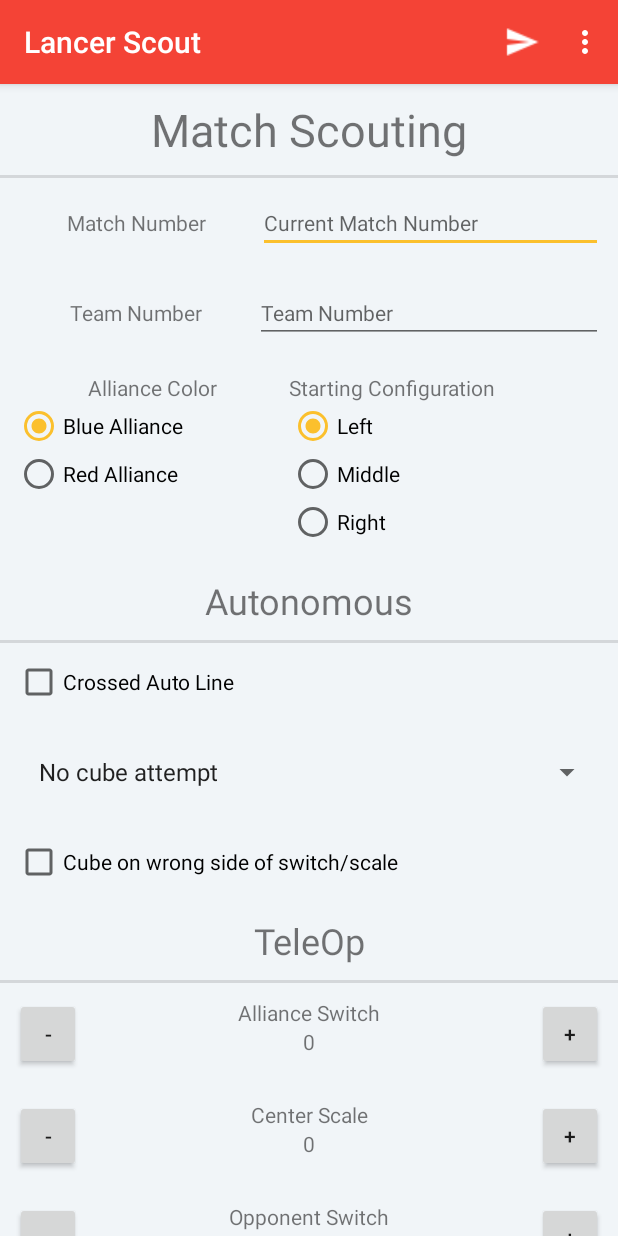
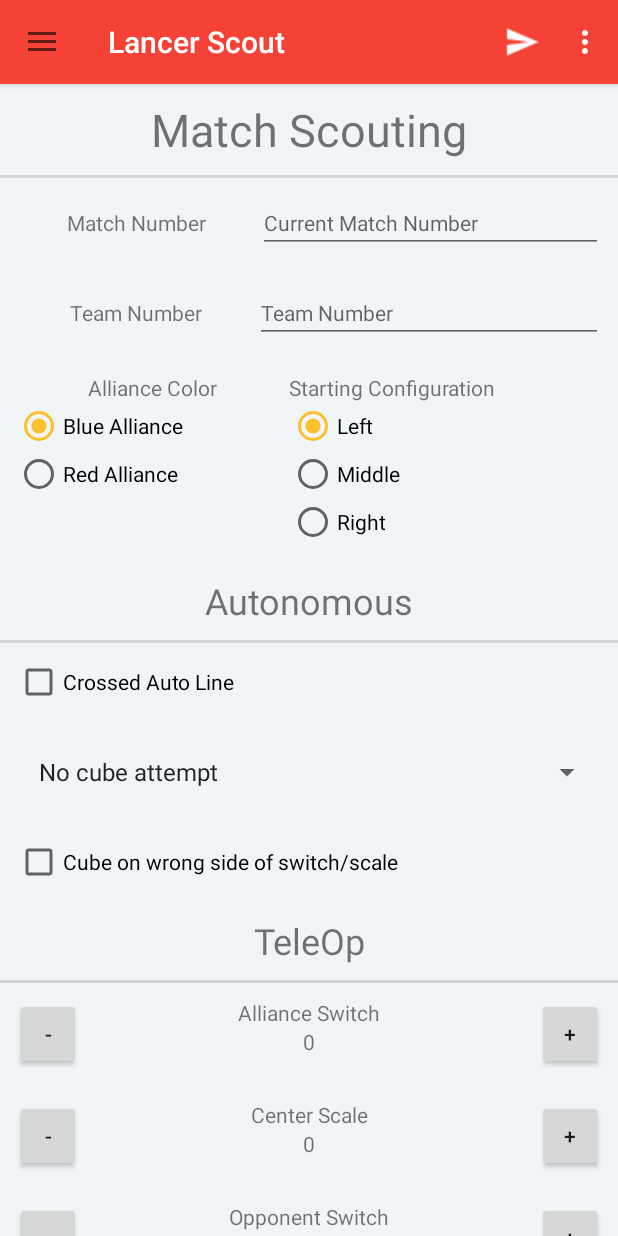
Before and after one commit to RoboLancers/LancerScout, an Android app: the screen it shows after launch (MatchScoutingActivity), on a phone screen of 412 x 824 dp. Run offline under Robolectric (Android 15) with nearby library versions, the phone set to English and light mode, and no system bars.

Commit message:
Add working navigation drawer

```diff
--- a/app/src/main/java/robolancer/com/lancerscout/activities/MatchScoutingActivity.java
+++ b/app/src/main/java/robolancer/com/lancerscout/activities/MatchScoutingActivity.java
@@ -4,14 +4,19 @@ import android.bluetooth.BluetoothAdapter;
 import android.content.Context;
 import android.content.Intent;
 import android.content.SharedPreferences;
+import android.os.Bundle;
+import android.support.design.widget.NavigationView;
+import android.support.v4.widget.DrawerLayout;
+import android.support.v7.app.ActionBarDrawerToggle;
 import android.support.v7.app.AlertDialog;
 import android.support.v7.app.AppCompatActivity;
-import android.os.Bundle;
 import android.support.v7.widget.Toolbar;
 import android.view.Menu;
 import android.view.MenuInflater;
 import android.view.MenuItem;
+import android.view.View;
 import android.view.WindowManager;
+import android.view.inputmethod.InputMethodManager;
 import android.widget.ArrayAdapter;
 import android.widget.Button;
 import android.widget.CheckBox;
@@ -54,16 +59,24 @@ public class MatchScoutingActivity extends AppCompatActivity{
     Toolbar appbar;
 
     Thread bluetoothThread;
+    private DrawerLayout drawerLayout;
+    private ActionBarDrawerToggle toggle;
+    private NavigationView navigationView;
 
     @Override
     protected void onCreate(Bundle savedInstanceState) {
         super.onCreate(savedInstanceState);
         setContentView(R.layout.activity_match_scouting);
 
+        Toast.makeText(this, "Please pair with computer before using app", Toast.LENGTH_LONG).show();
+
         findViews();
-        setupListeners();
 
         setSupportActionBar(appbar);
+        getSupportActionBar().setDisplayHomeAsUpEnabled(true);
+        getSupportActionBar().setHomeButtonEnabled(true);
+
+        setupListeners();
 
         bluetoothAdapter = BluetoothAdapter.getDefaultAdapter();
 
@@ -139,8 +152,19 @@ public class MatchScoutingActivity extends AppCompatActivity{
 
         if(!json.equals("")){
             LancerMatch lancerMatch = gson.fromJson(json, LancerMatch.class);
-            matchNumber.setText(String.valueOf(lancerMatch.getMatchNumber()));
-            teamNumber.setText(String.valueOf(lancerMatch.getTeamNumber()));
+
+            if (lancerMatch.getMatchNumber() > 0) {
+                matchNumber.setText(String.valueOf(lancerMatch.getMatchNumber()));
+            } else {
+                matchNumber.setText("");
+            }
+
+            if (lancerMatch.getTeamNumber() > 0) {
+                teamNumber.setText(String.valueOf(lancerMatch.getTeamNumber()));
+            } else {
+                teamNumber.setText("");
+            }
+
             setRadioAllianceColor(lancerMatch.getColor());
             setRadioStartingConfiguration(lancerMatch.getStartingConfiguration());
             crossedAutoLineBox.setChecked(lancerMatch.getCrossedAutoLine());
@@ -158,6 +182,15 @@ public class MatchScoutingActivity extends AppCompatActivity{
 
     @Override
     public boolean onOptionsItemSelected(MenuItem item) {
+        if (toggle.onOptionsItemSelected(item)) {
+            View view = this.getCurrentFocus();
+            if (view != null) {
+                InputMethodManager imm = (InputMethodManager) getSystemService(Context.INPUT_METHOD_SERVICE);
+                imm.hideSoftInputFromWindow(view.getWindowToken(), 0);
+            }
+            return true;
+        }
+
         switch (item.getItemId()) {
             case R.id.action_send:
 
@@ -194,6 +227,7 @@ public class MatchScoutingActivity extends AppCompatActivity{
                                     .createLancerMatch());
 
                             bluetoothHelper.showPairedBluetoothDevices(true, "MATCH" + json);
+
                             reset();
                         }).show();
                 break;
@@ -224,6 +258,10 @@ public class MatchScoutingActivity extends AppCompatActivity{
     public void onBackPressed(){}
 
     private void findViews(){
+        drawerLayout = findViewById(R.id.activity_main);
+        toggle = new ActionBarDrawerToggle(this, drawerLayout, R.string.Open, R.string.Close);
+        navigationView = findViewById(R.id.nv);
+
         appbar = findViewById(R.id.appbar);
 
         matchNumber = findViewById(R.id.matchNumberInput);
@@ -261,6 +299,25 @@ public class MatchScoutingActivity extends AppCompatActivity{
     }
 
     private void setupListeners(){
+        drawerLayout.addDrawerListener(toggle);
+        toggle.setDrawerIndicatorEnabled(true);
+        toggle.syncState();
+
+        navigationView.setNavigationItemSelectedListener(item -> {
+            switch (item.getItemId()) {
+                case R.id.matchScouting:
+                    Toast.makeText(MatchScoutingActivity.this, "MatchScouting", Toast.LENGTH_LONG).show();
+                    break;
+                case R.id.pitScouting:
+                    Toast.makeText(MatchScoutingActivity.this, "PitScouting", Toast.LENGTH_LONG).show();
+                    break;
+                default:
+                    return false;
+            }
+
+            return true;
+        });
+
         allianceSwitchAdd.setOnClickListener(v -> allianceSwitchText.setText(String.valueOf(Integer.parseInt(allianceSwitchText.getText().toString()) + 1)));
         centerScaleAdd.setOnClickListener(v -> centerScaleText.setText(String.valueOf(Integer.parseInt(centerScaleText.getText().toString()) + 1)));
         opponentSwitchAdd.setOnClickListener(v -> opponentSwitchText.setText(String.valueOf(Integer.parseInt(opponentSwitchText.getText().toString()) + 1)));
@@ -315,8 +372,6 @@ public class MatchScoutingActivity extends AppCompatActivity{
         brokenRobotBox.setChecked(false);
 
         comments.getText().clear();
-
-        matchNumber.requestFocus();
     }
 
     private AllianceColor getAllianceColorFromRadioButtons(){
--- a/app/src/main/java/robolancer/com/lancerscout/bluetooth/BluetoothHelper.java
+++ b/app/src/main/java/robolancer/com/lancerscout/bluetooth/BluetoothHelper.java
@@ -8,8 +8,6 @@ import android.content.ComponentName;
 import android.content.Context;
 import android.content.Intent;
 import android.content.IntentFilter;
-import android.os.Bundle;
-import android.os.Message;
 import android.os.ParcelUuid;
 import android.support.v7.app.AlertDialog;
 import android.util.Log;
@@ -23,8 +21,6 @@ import java.io.OutputStream;
 import java.util.ArrayList;
 import java.util.Set;
 import java.util.UUID;
-
-import robolancer.com.lancerscout.activities.MatchScoutingActivity;
 
 public class BluetoothHelper implements Runnable{
 
--- a/app/src/main/res/layout/activity_match_scouting.xml
+++ b/app/src/main/res/layout/activity_match_scouting.xml
@@ -1,4 +1,11 @@
 <?xml version="1.0" encoding="utf-8"?>
+<android.support.v4.widget.DrawerLayout xmlns:android="http://schemas.android.com/apk/res/android"
+    xmlns:app="http://schemas.android.com/apk/res-auto"
+    xmlns:tools="http://schemas.android.com/tools"
+    android:id="@+id/activity_main"
+    android:layout_width="match_parent"
+    android:layout_height="match_parent"
+    android:background="@android:color/holo_green_dark">
 
     <LinearLayout xmlns:android="http://schemas.android.com/apk/res/android"
         xmlns:app="http://schemas.android.com/apk/res-auto"
@@ -6,6 +13,8 @@
         android:layout_width="match_parent"
         android:layout_height="match_parent"
         android:background="#f1f5f8"
+        android:focusable="true"
+        android:focusableInTouchMode="true"
         android:orientation="vertical"
         tools:context=".activities.MatchScoutingActivity">
 
@@ -453,3 +462,13 @@
         </ScrollView>
 
     </LinearLayout>
+
+    <android.support.design.widget.NavigationView
+        android:id="@+id/nv"
+        android:layout_width="wrap_content"
+        android:layout_height="match_parent"
+        android:layout_gravity="start"
+        app:headerLayout="@layout/nav_header"
+        app:menu="@menu/navigation_menu"></android.support.design.widget.NavigationView>
+
+</android.support.v4.widget.DrawerLayout>
--- /dev/null
+++ b/app/src/main/res/menu/navigation_menu.xml
@@ -0,0 +1,9 @@
+<?xml version="1.0" encoding="utf-8"?>
+<menu xmlns:android="http://schemas.android.com/apk/res/android">
+    <item
+        android:id="@+id/matchScouting"
+        android:title="Match Scouting" />
+    <item
+        android:id="@+id/pitScouting"
+        android:title="Pit Scouting" />
+</menu>
--- a/app/src/main/res/values/strings.xml
+++ b/app/src/main/res/values/strings.xml
@@ -22,6 +22,9 @@
     <string name="plus">+</string>
     <string name="reset">Reset</string>
     <string name="settings">Settings</string>
+    <string name="Open">Open</string>
+    <string name="Close">Close</string>
+    <string name="robolancers_logo">Robolancers Logo</string>
 
     <string-array name="AutoCubeAttempts">
         <item>No Cube Attempt</item>
```
Also changed, not shown: app/src/main/res/layout/nav_header.xml (added, +15 -0 lines), app/src/main/res/drawable/lancer_scout.png (added), app/src/main/res/drawable/robolancers.png (added). Lines whose indentation alone changed are shown as unchanged.
